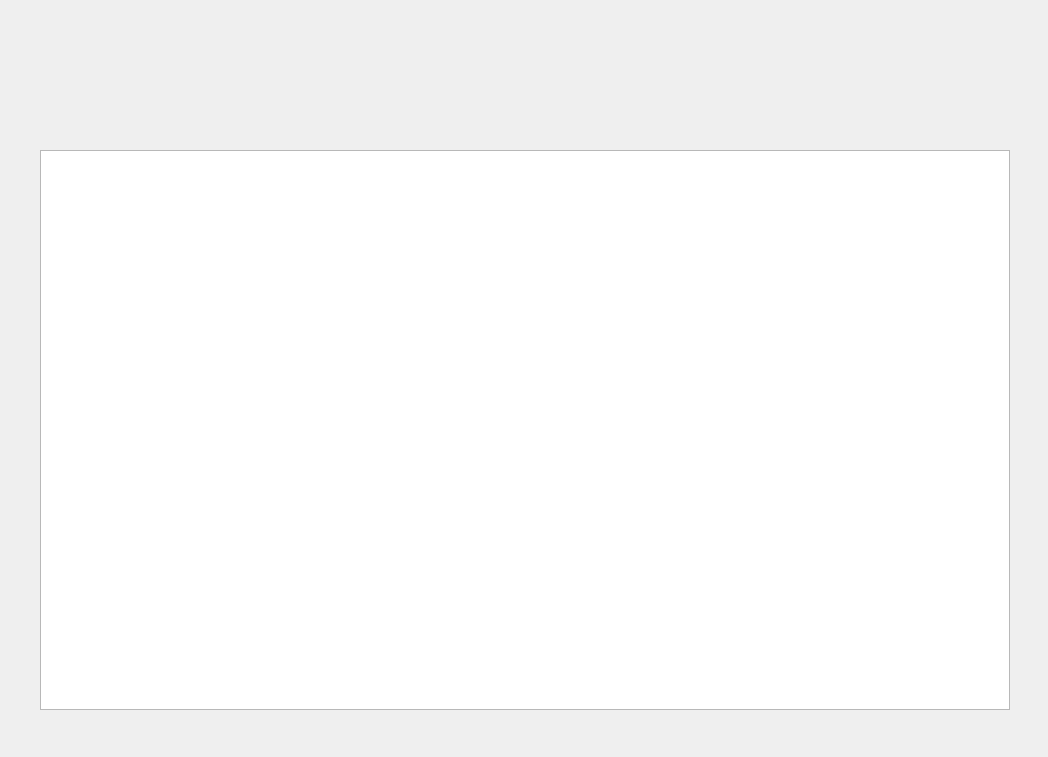
Karelak/Ticket-Booking-System, file seat-manager.ui: the form before one commit.
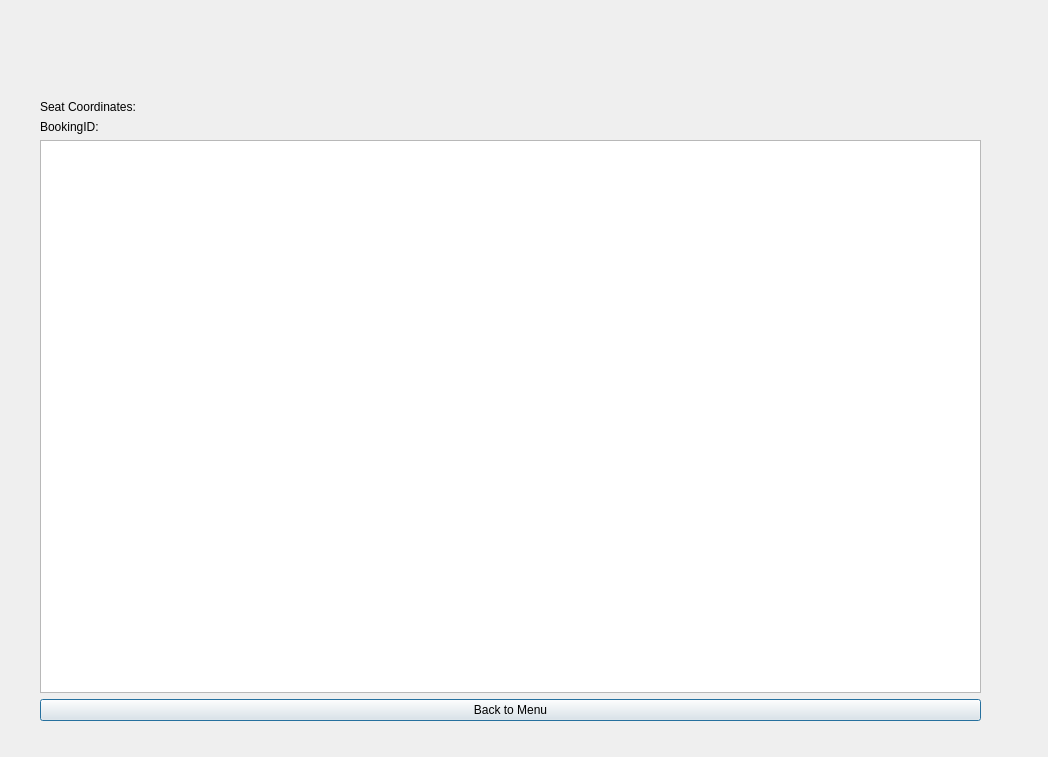
The form after the commit.

Commit message: refactor seat manager UI layout; update geometry and add new widgets for seat coordinates and booking ID

Diff of the .ui file:
```diff
--- a/seat-manager.ui
+++ b/seat-manager.ui
@@ -13,15 +13,50 @@
   <property name="windowTitle">
    <string>Dialog</string>
   </property>
-  <widget class="QTableWidget" name="tableWidget">
+  <widget class="QWidget" name="">
    <property name="geometry">
     <rect>
      <x>40</x>
-     <y>150</y>
-     <width>970</width>
-     <height>560</height>
+     <y>100</y>
+     <width>941</width>
+     <height>621</height>
     </rect>
    </property>
+   <layout class="QVBoxLayout" name="verticalLayout">
+    <item>
+     <widget class="QLabel" name="label">
+      <property name="text">
+       <string>Seat Coordinates:</string>
+      </property>
+     </widget>
+    </item>
+    <item>
+     <widget class="QLabel" name="label_2">
+      <property name="text">
+       <string>BookingID:</string>
+      </property>
+     </widget>
+    </item>
+    <item>
+     <widget class="QTableWidget" name="tableWidget"/>
+    </item>
+    <item>
+     <widget class="QPushButton" name="pushButton_4">
+      <property name="sizePolicy">
+       <sizepolicy hsizetype="Minimum" vsizetype="Maximum">
+        <horstretch>0</horstretch>
+        <verstretch>0</verstretch>
+       </sizepolicy>
+      </property>
+      <property name="text">
+       <string>Back to Menu</string>
+      </property>
+      <property name="flat">
+       <bool>false</bool>
+      </property>
+     </widget>
+    </item>
+   </layout>
   </widget>
  </widget>
  <resources/>
```
The commit also changes 1 other file.
